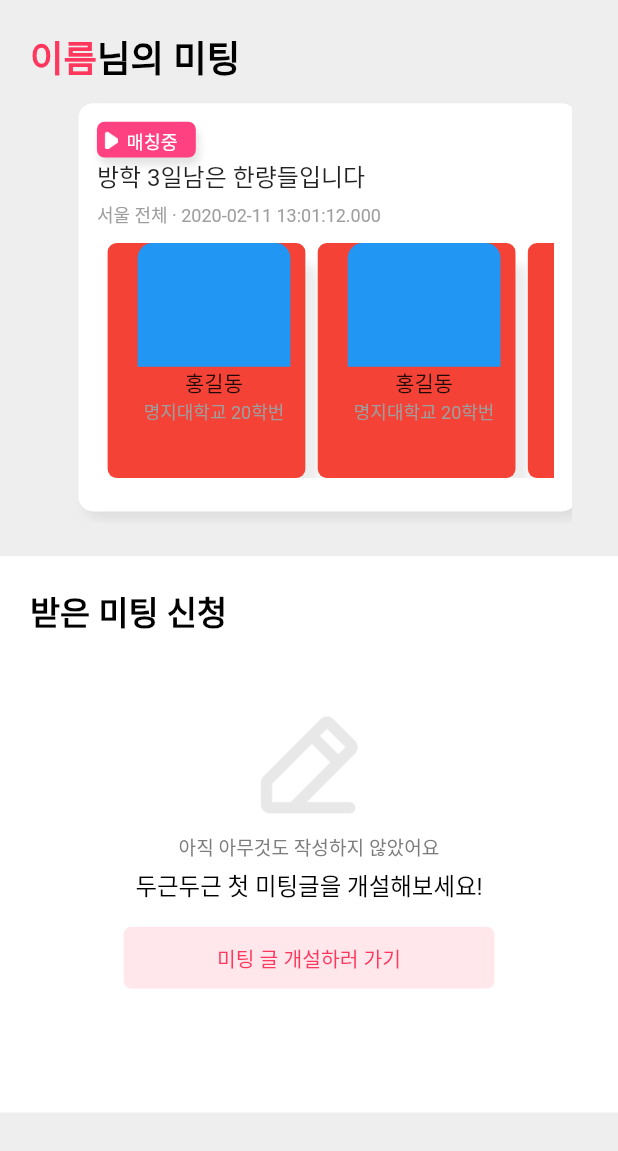
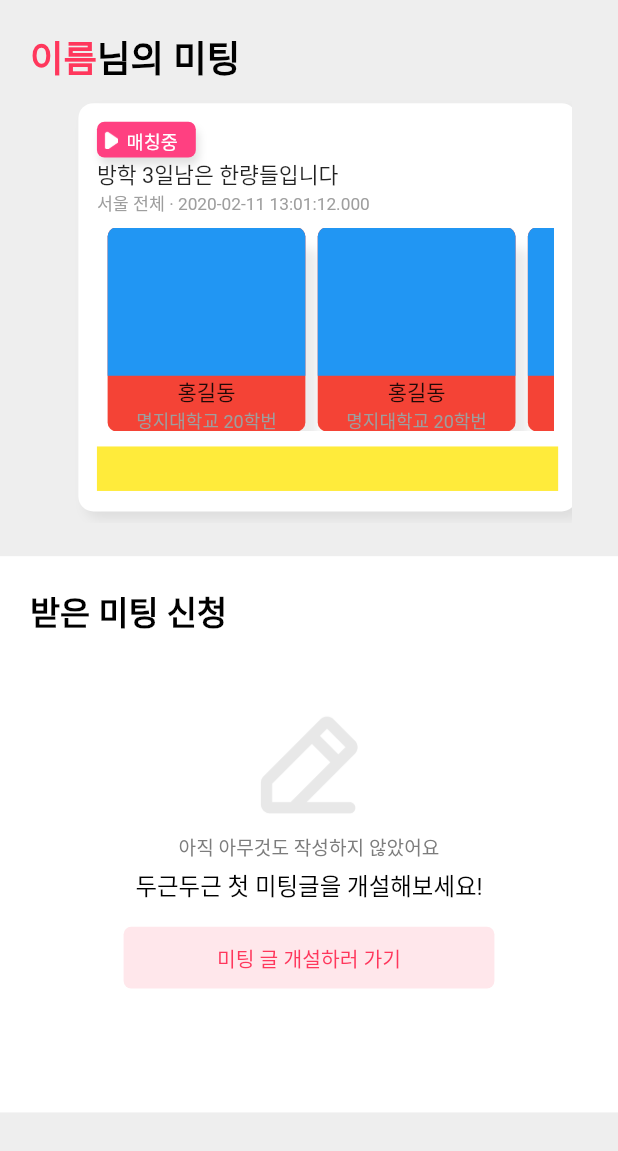
Before and after one commit to SeungtaeRyu/campusMeet_test, a Flutter app: the MyMeetingScreen screen opened directly, on a phone screen of 412 x 824 dp. Shown: the top 1151 px of the screen. Run offline on Flutter 3.47's test engine with Material 2 defaults, Android fonts, the phone set to English and light mode, and no system bars; our stand-ins replace badges, blur, carousel_slider, dotted_border, form_field_validator; missing offline and left inert: wc_form_validators.

Commit message:
미팅매칭페이지

```diff
--- a/campus_meet_test/lib/screens/myMeeting/my_meeting.dart
+++ b/campus_meet_test/lib/screens/myMeeting/my_meeting.dart
@@ -219,7 +219,7 @@ class _MyMeetingScreenState extends State<MyMeetingScreen> {
             MediaQuery.of(context).size.width * 0.2) *
             0.5 -
             width * 0.19,
-        child: SizedBox(
+
           child: ListView.builder(
               scrollDirection: Axis.horizontal,
               padding: EdgeInsets.only(top: width * 0.03, left: width * 0.03),
@@ -236,7 +236,7 @@ class _MyMeetingScreenState extends State<MyMeetingScreen> {
                       child: MeetingMatchingPostCard(post: posts[index])),
                 );
               }),
-        ));
+        );
   }
 //내가 신청한 미팅이 없을때 위에 들어가는 컨텐츠 사진 중앙에 정렬하도록 하세욥
   Widget noMeetingMyPropose() {
--- a/campus_meet_test/lib/widgets/render_matching_post_card_widget.dart
+++ b/campus_meet_test/lib/widgets/render_matching_post_card_widget.dart
@@ -84,14 +84,14 @@ class _RenderRequestPostState extends State<MeetingMatchingPostCard> {
             ),
             Text(
               widget.post.title,
-              style: TextStyle(fontSize: 16),
+              style: TextStyle(fontSize: MediaQuery.of(context).size.width * 0.035),
             ),
-            Padding(padding: EdgeInsets.only(bottom: 5)),
+            Padding(padding: EdgeInsets.only(bottom: MediaQuery.of(context).size.width * 0.003)),
             Text(
               "${widget.post.location.stateName} ${widget.post.location.cityName} · ${widget.post.createdAt}",
-              style: TextStyle(fontSize: 12, color: Colors.grey.shade500),
+              style: TextStyle(fontSize: MediaQuery.of(context).size.width * 0.028, color: Colors.grey.shade500),
             ),
-            Padding(padding: EdgeInsets.only(bottom: 10)),
+            Padding(padding: EdgeInsets.only(bottom: MediaQuery.of(context).size.width * 0.018)),
             Wrap(
               children: [
                 Container(
@@ -102,7 +102,7 @@ class _RenderRequestPostState extends State<MeetingMatchingPostCard> {
                       if (snapshot.hasData) {
                         return Container(
                           width: MediaQuery.of(context).size.width * 0.9,
-                          height: MediaQuery.of(context).size.width * 0.38,
+                          height: MediaQuery.of(context).size.width * 0.33,
                           child: ListView.builder(
                               scrollDirection: Axis.horizontal,
                               shrinkWrap: true,
@@ -110,21 +110,22 @@ class _RenderRequestPostState extends State<MeetingMatchingPostCard> {
                               itemBuilder: (BuildContext context, int index){
                                 return Container(
                                   width: MediaQuery.of(context).size.width * 0.32,
-                                  height: MediaQuery.of(context).size.width * 0.2,
-                                 padding: EdgeInsets.fromLTRB(20, 0, 10, 1),
+                                  // height: MediaQuery.of(context).size.width * 0.16,
+                                 padding: EdgeInsets.fromLTRB(0, 0, 0, 3),
                                  //     이름, 대학교, 학번 렌더링
-                                      child: Expanded(
                                       child: Column(
                                        // crossAxisAlignment: CrossAxisAlignment.start,
+                                        mainAxisAlignment: MainAxisAlignment.center,
                                         children: [
                                           Container(
-                                              width: MediaQuery.of(context).size.width * 0.42,
-                                              height: MediaQuery.of(context).size.width * 0.2,
+                                            // width: MediaQuery.of(context).size.width * 10,
+                                            height: MediaQuery.of(context).size.width * 0.24,
+
                                             decoration: const BoxDecoration(
                                               color: Colors.blue,
                                               borderRadius: BorderRadius.only(
-                                                  topRight: Radius.circular(10),
-                                                  topLeft: Radius.circular(10),
+                                                topRight: Radius.circular(6),
+                                                topLeft: Radius.circular(6),
                                               ),
                                             ),
                                           ),
@@ -141,7 +142,6 @@ class _RenderRequestPostState extends State<MeetingMatchingPostCard> {
                                             ),
                                           ),
                                         ],
-                                        ),
                                       ),
                                   margin: EdgeInsets.only(
                                       right: width * 0.01, left: width * 0.01),
@@ -191,9 +191,15 @@ class _RenderRequestPostState extends State<MeetingMatchingPostCard> {
                 ),
               ],
             ),
-            Padding(padding: EdgeInsets.only(bottom: 20)),
+            Padding(padding: EdgeInsets.only(bottom: 10)),
     //여기에 채팅 버튼
+          Container(
+            width: MediaQuery.of(context).size.width * 0.8,
+            height: MediaQuery.of(context).size.width * 0.072,
+            color: Colors.yellow,
+          )
           ],
+
         ),
       ),
     );
```
Also changed, not shown: 1 other file. Lines whose indentation alone changed are shown as unchanged.
